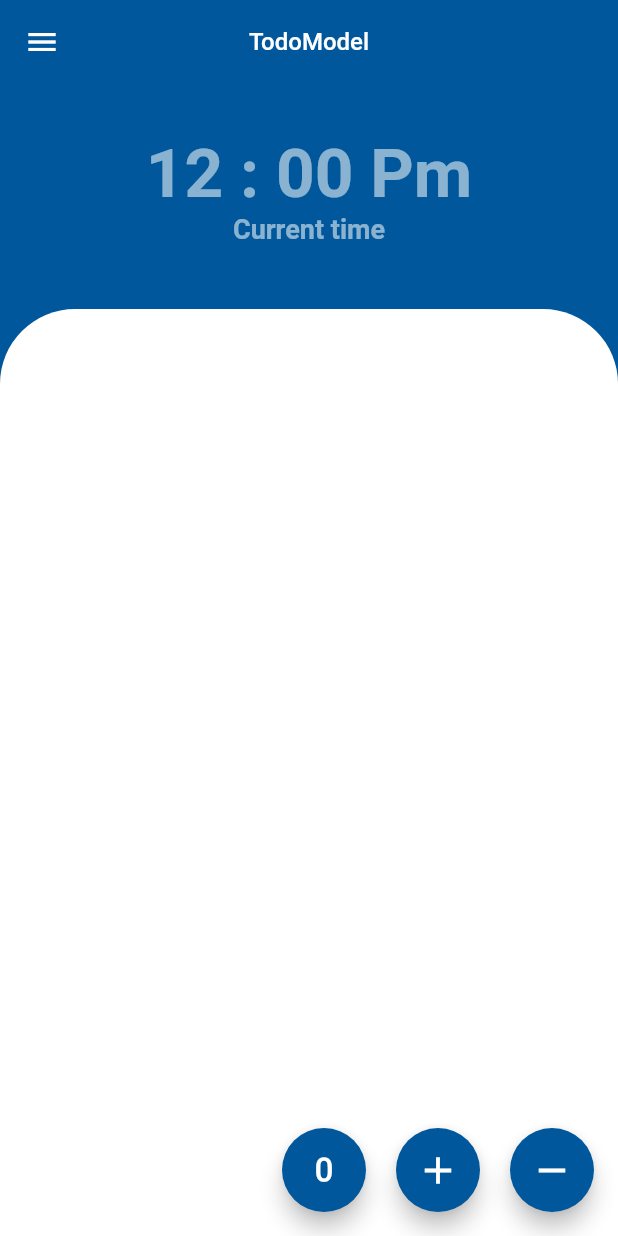
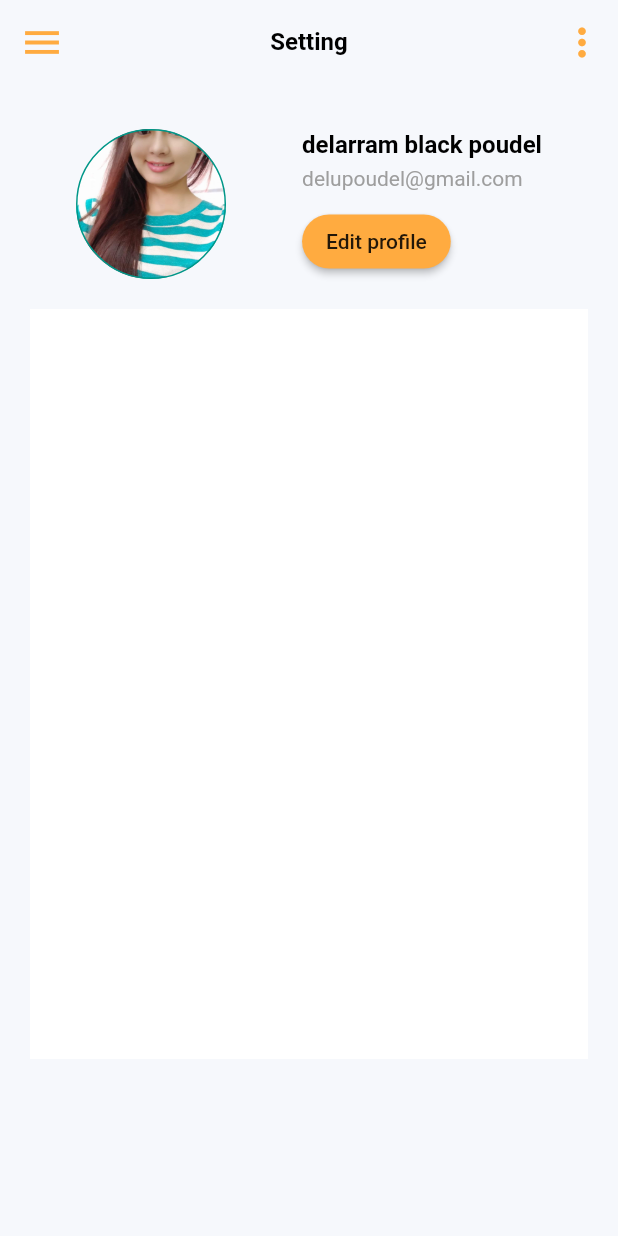
Before and after one commit to Delarram/provide, a Flutter app: the screen it shows after launch, on a phone screen of 412 x 824 dp. Run offline on Flutter 3.47's test engine with Material 2 defaults, Android fonts, the phone set to English and light mode, and no system bars.

Commit message:
added settig page

```diff
--- /dev/null
+++ b/lib/constant/constant_textStyle.dart
@@ -0,0 +1,12 @@
+import 'package:flutter/material.dart';
+
+const TextStyle lableStyle= TextStyle(
+    fontSize: 39,color: Colors.white,fontStyle: FontStyle.italic
+);
+
+const TextStyle klableStyle = TextStyle(
+    fontWeight: FontWeight.bold, fontSize: 16
+);
+const TextStyle jlableStyle = TextStyle(
+    color: Colors.grey, fontSize: 14
+);
--- a/lib/main.dart
+++ b/lib/main.dart
@@ -1,3 +1,4 @@
+import 'package:easyapproach/setting/setting_page.dart';
 import 'package:easyapproach/view/my_home_page.dart';
 import 'package:flutter/material.dart';
 import 'package:provider/provider.dart';
@@ -31,7 +32,7 @@ class MyApp extends StatelessWidget {
         // is not restarted.
         primarySwatch: Colors.blue,
       ),
-      home: const MyHomePage(),
+      home: const MySetting(),
     );
   }
 }
--- /dev/null
+++ b/lib/setting/setting_page.dart
@@ -0,0 +1,130 @@
+import 'package:easyapproach/widget/textview/text_view.dart';
+import 'package:flutter/material.dart';
+import 'package:easyapproach/constant/constant_textStyle.dart' as constant;
+import 'package:easyapproach/widget/neo_text.dart';
+
+class MySetting extends StatelessWidget {
+  const MySetting({Key? key}) : super(key: key);
+
+  @override
+  Widget build(BuildContext context) {
+    return Scaffold(
+      backgroundColor: const Color(0xffF6F8FC),
+      appBar: AppBar(
+        elevation: 0,
+        backgroundColor: Colors.transparent,
+        centerTitle: true,
+        title: const Text(
+          'Setting',
+          style: TextStyle(
+              fontSize: 16, fontWeight: FontWeight.bold, color: Colors.black),
+        ),
+        leading: IconButton(
+          onPressed: () {},
+          icon: const Icon(
+            Icons.menu,
+            color: Colors.orangeAccent,
+            size: 30,
+          ),
+        ),
+        actions: [
+          IconButton(
+            onPressed: () {},
+            icon: const Icon(
+              Icons.more_vert,
+              color: Colors.orangeAccent,
+              size: 30,
+            ),
+          ),
+        ],
+      ),
+      body: Column(
+        children: [
+          SizedBox(
+            height: 30,
+          ),
+          Row(
+            mainAxisAlignment: MainAxisAlignment.spaceEvenly,
+            children: [
+              Container(
+                width: 100,
+                height: 100,
+                decoration: BoxDecoration(
+                    shape: BoxShape.circle,
+                    border: Border.all(color: Colors.teal),
+                    image: const DecorationImage(
+                        image: AssetImage("images/punam.jpeg"),
+                        fit: BoxFit.cover)
+                ),
+              ),
+              Column(
+                crossAxisAlignment: CrossAxisAlignment.start,
+                children: [
+                  NeoText(
+                      text: "delarram black poudel",
+                      size: 16,
+                      fontWeight: FontWeight.bold,
+                      color: Colors.black),
+                  const SizedBox(
+                    height: 5,
+                  ),
+                  NeoText(
+                    text: "delupoudel@gmail.com",
+                    size: 14,
+                    color: Colors.grey,
+                    fontWeight: FontWeight.normal,
+                  ),
+                  // const Text(
+                  //   "Delarram Black poudel",
+                  //   style: constant.klableStyle,
+                  // ),
+                  // SizedBox(height: 10,),
+                  // const Text(
+                  //   "Delarram@gmail.com",
+                  //   style: constant.jlableStyle,
+                  // ),
+                  const SizedBox(
+                    height: 10,
+                  ),
+                  MaterialButton(
+                    onPressed: () {},
+                    child: Text("Edit profile"),
+                    color: Colors.orangeAccent,
+                    shape: StadiumBorder(),
+                  ),
+                ],
+              ),
+            ],
+          ),
+          Padding(
+            padding: const EdgeInsets.all(20.0),
+            child: ListView(
+              shrinkWrap: true,
+              scrollDirection: Axis.vertical,
+              children: [
+                Container(
+                  color: Colors.white,
+                  height: 500,
+                  child: Padding(
+                    padding: const EdgeInsets.all(15.0),
+                    child: Column(
+                      crossAxisAlignment: CrossAxisAlignment.start,
+                      mainAxisAlignment: MainAxisAlignment.spaceEvenly,
+                      mainAxisSize: MainAxisSize.max,
+                      children:  [
+                        SizedBox(
+                          height: 20,
+                        ),
+
+                      ],
+                    ),
+                  ),
+                ),
+              ],
+            ),
+          )
+        ],
+      ),
+    );
+  }
+}
--- a/lib/view/my_home_page.dart
+++ b/lib/view/my_home_page.dart
@@ -23,6 +23,7 @@ class MyHomePage extends StatelessWidget {
         ),
       ),
       body: Column(
+        mainAxisSize: MainAxisSize.max,
         children: [
           SizedBox(
             width: double.infinity,
@@ -30,7 +31,7 @@ class MyHomePage extends StatelessWidget {
             child: Column(
               crossAxisAlignment: CrossAxisAlignment.center,
               mainAxisAlignment: MainAxisAlignment.center,
-              children: const <Widget>[
+              children:  const <Widget>[
                 SizedBox(
                   height: 20,
                 ),
@@ -54,6 +55,7 @@ class MyHomePage extends StatelessWidget {
           const SizedBox(
             height: 30,
           ),
+
           Expanded(
             child: Container(
               width: double.infinity,
@@ -62,13 +64,15 @@ class MyHomePage extends StatelessWidget {
                   color: Colors.white,
                   borderRadius: BorderRadius.only(
                       topLeft: Radius.circular(50),
-                      topRight: Radius.circular(50))),
+                      topRight: Radius.circular(50),
+                      bottomRight: Radius.circular(20),
+                      bottomLeft: Radius.circular(20)
+                  )
+              ),
               child: Consumer<TodoModel>(
                 builder: ((context, todo, child) => Padding(
-                  padding: const EdgeInsets.only(top: 60),
+                  padding: const EdgeInsets.only(top: 40),
                   child: ListView.builder(
-                      scrollDirection: Axis.vertical,
-                      shrinkWrap: true,
                       padding: EdgeInsets.only(bottom: 100),
                       itemCount: todo.taskList.length,
                       itemBuilder: (context, index) => Padding(
@@ -84,7 +88,7 @@ class MyHomePage extends StatelessWidget {
                                 debugPrint('image issue, $e,$s');
                               },
                             ),
-                                SizedBox(
+                            const SizedBox(
                               width: 30,
                             ),
                             Expanded(
@@ -101,7 +105,7 @@ class MyHomePage extends StatelessWidget {
                                       fontSize: 15,
                                       fontWeight: FontWeight.bold),
                                 ),
-                                    trailing: Icon(
+                                trailing: const Icon(
                                   Icons.check_circle,
                                   color: Colors.greenAccent,
                                 ),
@@ -114,6 +118,7 @@ class MyHomePage extends StatelessWidget {
               ),
             ),
           ),
+
         ],
       ),
       floatingActionButton: Row(
@@ -124,7 +129,7 @@ class MyHomePage extends StatelessWidget {
               Provider.of<TodoModel>(context, listen: false).reset();
             },
             backgroundColor: Colors.lightBlue[900],
-            child: Icon(
+            child: const Icon(
               Icons.exposure_zero_rounded,
               color: Colors.white,
               size: 30,
@@ -138,7 +143,7 @@ class MyHomePage extends StatelessWidget {
               Provider.of<TodoModel>(context, listen: false).addTaskInList();
             },
             backgroundColor: Colors.lightBlue[900],
-            child: Icon(
+            child: const Icon(
               Icons.add,
               color: Colors.white,
               size: 30,
@@ -153,7 +158,7 @@ class MyHomePage extends StatelessWidget {
               print("hello");
             },
             backgroundColor: Colors.lightBlue[900],
-            child: Icon(
+            child: const Icon(
               Icons.remove,
               color: Colors.white,
               size: 30,
--- /dev/null
+++ b/lib/widget/neo_text.dart
@@ -0,0 +1,30 @@
+import 'package:flutter/material.dart';
+
+class NeoText extends StatelessWidget {
+  final String text;
+  final double size;
+  final FontWeight fontWeight;
+  final Color color;
+
+
+
+  NeoText(
+      {required this.text,
+      required this.size,
+      required this.fontWeight,
+      required this.color,
+
+     });
+  @override
+  Widget build(BuildContext context) {
+    return Text(
+      text,
+      style: TextStyle(
+    fontSize: size,
+    fontWeight: fontWeight,
+    color: color,
+
+      ),
+    );
+  }
+}
--- /dev/null
+++ b/lib/widget/textview/profile_screen_build.dart
@@ -0,0 +1 @@
+import 'package:flutter/material.dart';
--- a/pubspec.yaml
+++ b/pubspec.yaml
@@ -59,7 +59,7 @@ flutter:
   uses-material-design: true
 
   assets:
-    - assets/
+    - images/
 
   # To add assets to your application, add an assets section, like this:
   # assets:
```
Also changed, not shown: lib/models/todo_model.dart (+5 -2 lines), lib/widget/textview/text_view.dart (added, +39 -0 lines), images/punam.jpeg (added), pubspec.lock. Lines whose indentation alone changed are shown as unchanged.
